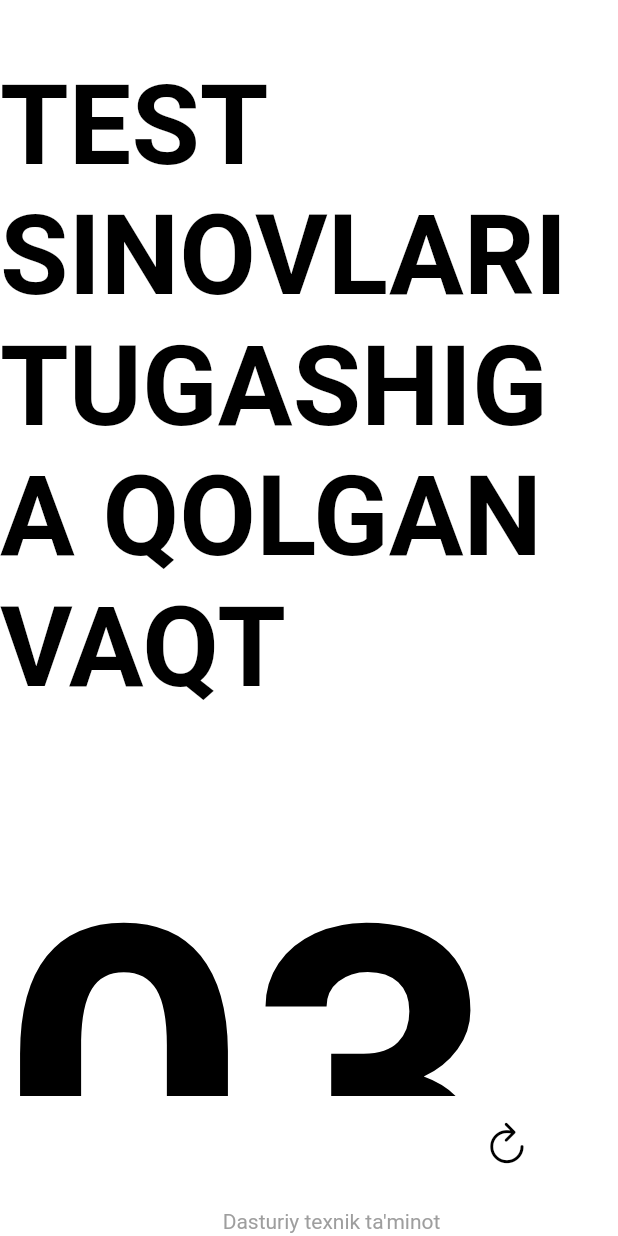
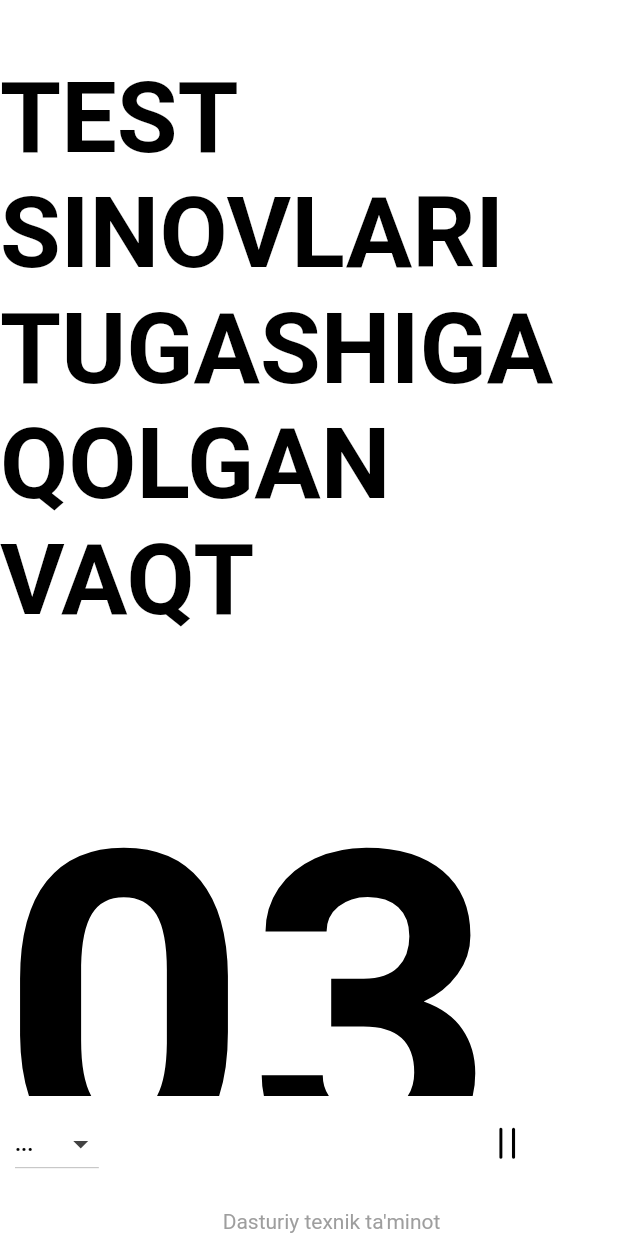
Before and after one commit to githubsobir/timersbt, a Flutter app: the screen it shows after launch, after a tap on an icon or button, on a phone screen of 412 x 824 dp. Run offline on Flutter 3.47's test engine with Material 2 defaults, Android fonts, the phone set to English and light mode, and no system bars; our stand-ins replace group_button.

Commit message:
23.03.2021 10:57

```diff
--- a/lib/main.dart
+++ b/lib/main.dart
@@ -3,9 +3,14 @@
 import 'package:flutter/material.dart';
 import 'package:group_button/group_button.dart';
 
+
 /// 22.03.2021 23:17
 void main() {
-  runApp(MaterialApp(debugShowCheckedModeBanner: false, home: MyAp()));
+  runApp(MaterialApp(
+      color: Colors.black,
+      title: "DTM",
+
+      debugShowCheckedModeBanner: false, home: MyAp()));
 }
 
 class MyAp extends StatefulWidget {
@@ -32,7 +37,7 @@
   int qoshimcha = 0;
   int colorIndex = 0;
   bool changeTimerValue = false;
-
+  String _chosenValue;
   int timerPause;
 
 
@@ -247,7 +252,8 @@
 
 
                                   },
-                                  buttons: ["fon 1", "fon 2", "fon 3",  "fon 4", "fon 5", "fon 6",],
+
+                                  buttons: ["fon 0", "fon 2", "fon 4",  "fon 6", "fon 8",],
                                 )
                               ],
                             ),
@@ -406,6 +412,8 @@
     // double screenWidth = MediaQuery.of(context).size.width;
     // double screeSize = screenWidth * screenHeight * 0.0008;
     return Scaffold(
+
+
       backgroundColor: myTheme1[1+colorIndex],
       body: Container(
         height: screeSize * 1.1,
@@ -428,7 +436,7 @@
                         style: TextStyle(
                           color: myTheme1[0+colorIndex],
                           fontWeight: FontWeight.bold,
-                          fontSize: screeSize * 0.09,
+                          fontSize: screeSize * 0.08,
                         ),
                       ),
                       timer(screeSizes: screeSize),
@@ -441,8 +449,57 @@
               child: Padding(
                 padding: EdgeInsets.only(right: 50, bottom: 10),
                 child: Row(
+                  mainAxisAlignment: MainAxisAlignment.spaceBetween,
+                  children: [
+                    Padding(
+                      padding: EdgeInsets.only(left: 10),
+                      child: Visibility(
+
+                        visible: !visibleContent,
+                        child: DropdownButton<String>(
+                          focusColor:Colors.white,
+                          value: _chosenValue,
+                          dropdownColor: myTheme1[1+colorIndex],
+
+
+                          //elevation: 5,
+                          style: TextStyle(color: Colors.grey.shade900),
+                          iconEnabledColor:Colors.grey.shade800,
+                          items: <String>[
+                            'fon 0', /// 0
+                            'fon 2',/// 2
+                            'fon 4',/// 4
+                            'fon 6',/// 6
+                            'fon 8',/// 8
+
+                          ].map<DropdownMenuItem<String>>((String value) {
+                            return DropdownMenuItem<String>(
+                              value: value,
+                              child: Text(value,style:TextStyle(color:Colors.grey.shade800),),
+                            );
+                          }).toList(),
+                          hint:Text(
+                            "...",
+                            style: TextStyle(
+                                color: myTheme1[0+colorIndex],
+                                fontSize: 14,
+                                fontWeight: FontWeight.bold),
+                          ),
+                          onChanged: (String value) {
+                            setState(() {
+                              _chosenValue = value;
+                              print(value.substring(4,5));
+                              colorIndex = int.parse(value.substring(4,5));
+
+                            });
+                          },
+                        ),
+                      ),
+                    ),
+                    Row(
                       mainAxisAlignment: MainAxisAlignment.end,
                       children: [
+
 
                         Visibility(
                           visible: visibleContent,
@@ -458,13 +515,15 @@
                           visible: !visibleContent,
                           child:IconButton(
                           icon: Icon(
-                        CupertinoIcons.refresh,
+                            CupertinoIcons.pause,
                             color: myTheme1[0+colorIndex],
                             size: 30,
                           ),
                           onPressed: stopped ? null : stop,
                         ), )
 
+                      ],
+                    ),
                   ],
                 ),
               ),
```
Lines whose indentation alone changed are shown as unchanged.
